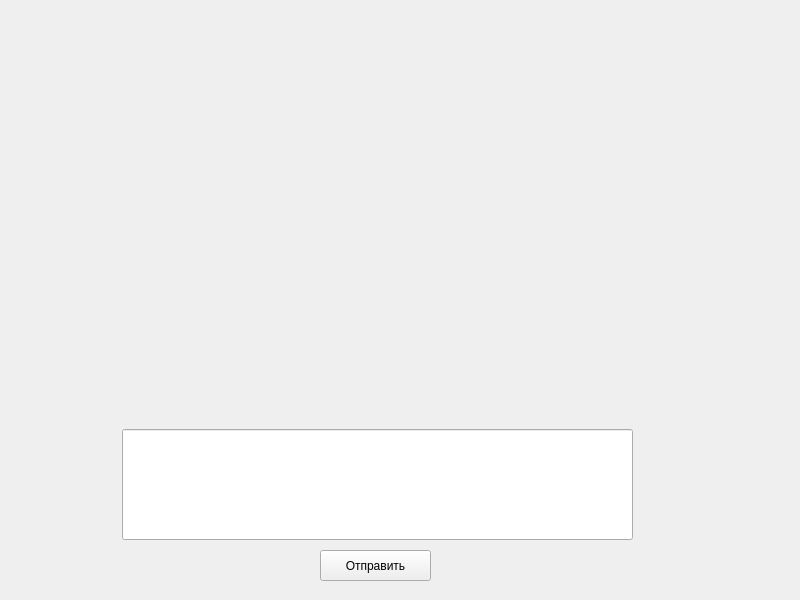
The window that include/mainwindow.ui (NekitEfanov/chat_Client) describes before a commit, drawn with Qt 5.
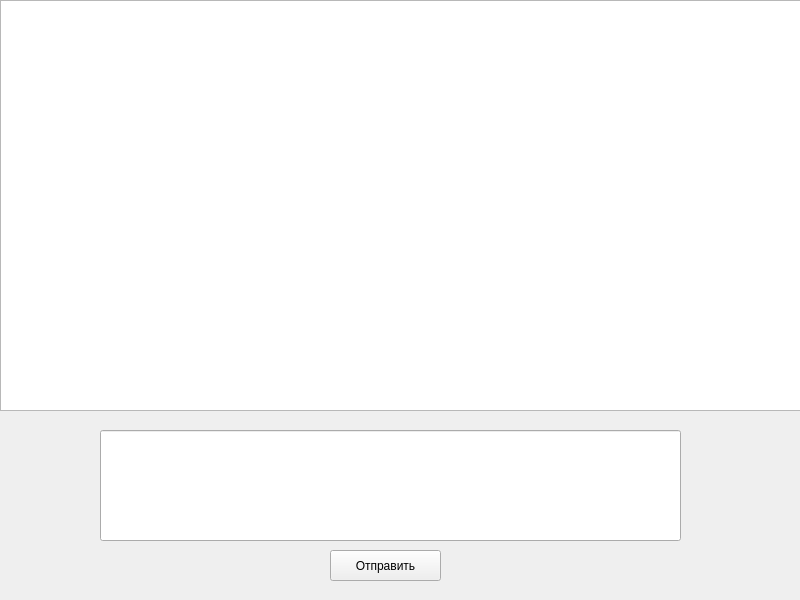
The same window after the commit.

```diff
--- a/include/mainwindow.ui
+++ b/include/mainwindow.ui
@@ -17,7 +17,7 @@
    <widget class="QPushButton" name="setTextChatButton">
     <property name="geometry">
      <rect>
-      <x>320</x>
+      <x>330</x>
       <y>550</y>
       <width>111</width>
       <height>31</height>
@@ -30,7 +30,7 @@
    <widget class="QLabel" name="connected_status">
     <property name="geometry">
      <rect>
-      <x>0</x>
+      <x>540</x>
       <y>0</y>
       <width>261</width>
       <height>41</height>
@@ -51,33 +51,22 @@
    <widget class="QLineEdit" name="setTextChatLine">
     <property name="geometry">
      <rect>
-      <x>122</x>
-      <y>429</y>
-      <width>511</width>
+      <x>100</x>
+      <y>430</y>
+      <width>581</width>
       <height>111</height>
      </rect>
     </property>
    </widget>
-   <widget class="QLabel" name="chat">
+   <widget class="QTextEdit" name="chat">
     <property name="geometry">
      <rect>
-      <x>20</x>
-      <y>80</y>
-      <width>761</width>
-      <height>341</height>
+      <x>0</x>
+      <y>0</y>
+      <width>801</width>
+      <height>411</height>
      </rect>
     </property>
-    <property name="font">
-     <font>
-      <stylestrategy>PreferDefault</stylestrategy>
-     </font>
-    </property>
-    <property name="layoutDirection">
-     <enum>Qt::LeftToRight</enum>
-    </property>
-    <property name="text">
-     <string/>
-    </property>
    </widget>
   </widget>
  </widget>
```
Left out of the diff: 4 changed lines with no effect on the pictures.
